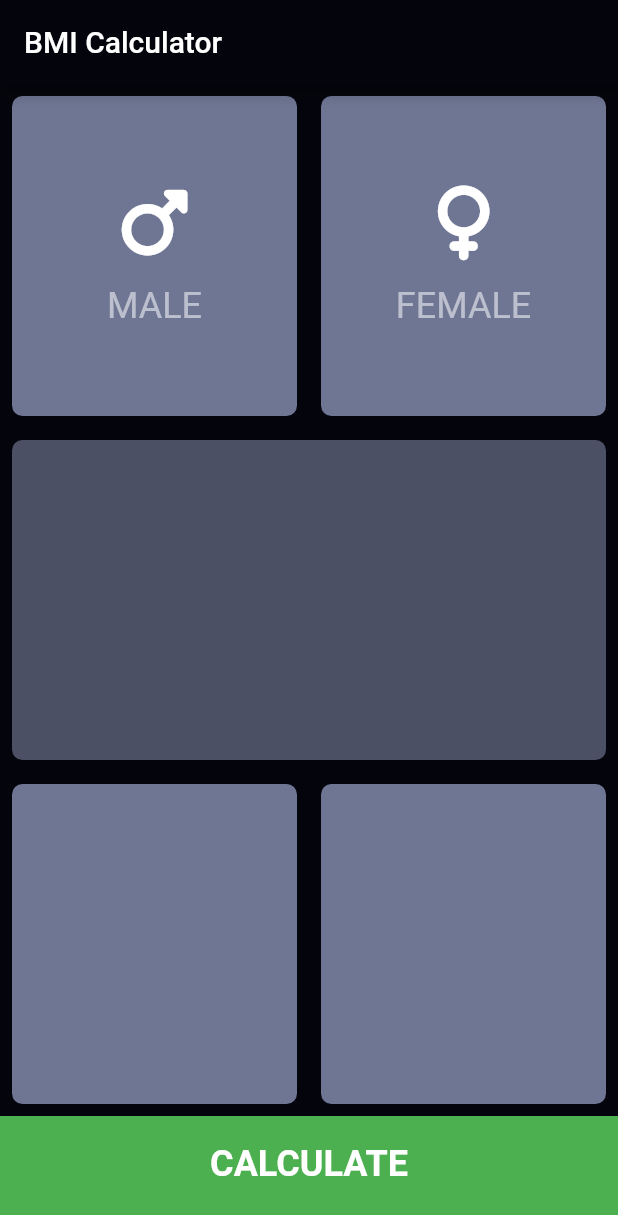
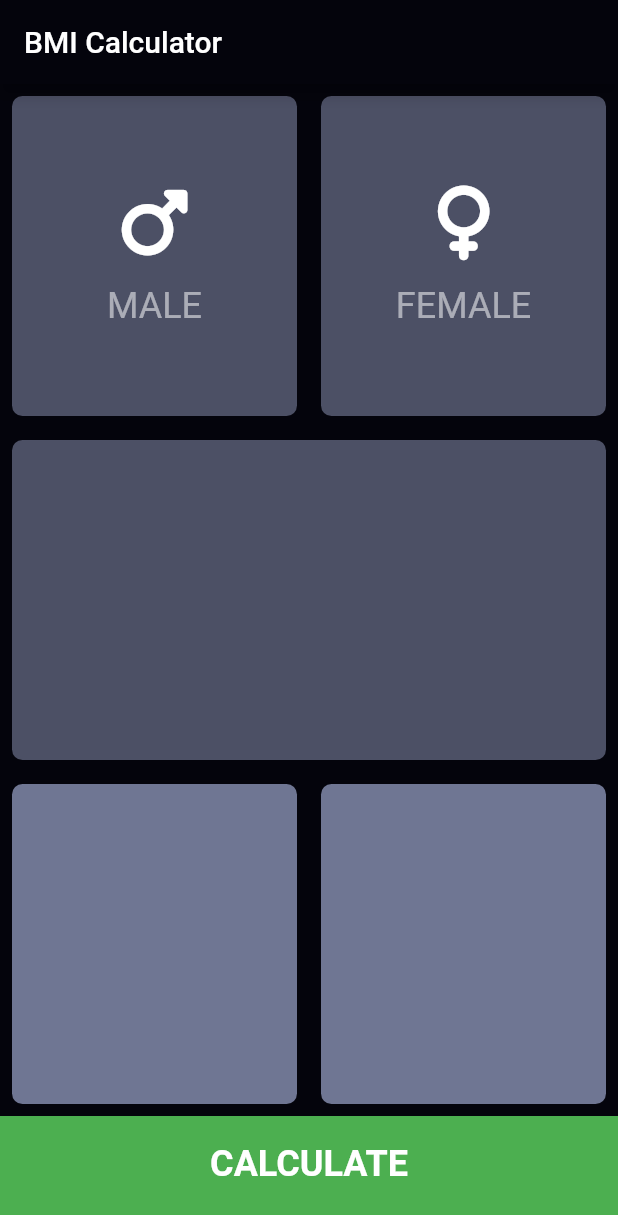
Before and after one commit to oalshokri/bmi_calculator_GSG, a Flutter app: the screen it shows after launch, on a phone screen of 412 x 824 dp. Shown: the top 1215 px of the screen. Run offline on Flutter 3.47's test engine with Material 2 defaults, Android fonts, the phone set to English and light mode, and no system bars; our stand-ins replace font_awesome_flutter.

Commit message:
activate gender buttons

```diff
--- a/lib/home.dart
+++ b/lib/home.dart
@@ -13,6 +13,8 @@ class MyHomePage extends StatefulWidget {
 }
 
 class _MyHomePageState extends State<MyHomePage> {
+  Gender? selectedGender;
+
   @override
   Widget build(BuildContext context) {
     return Scaffold(
@@ -26,14 +28,28 @@ class _MyHomePageState extends State<MyHomePage> {
               crossAxisAlignment: CrossAxisAlignment.stretch,
               children: [
                 MyCard(
-                  color: kActiveColor,
+                  onPressed: () {
+                    setState(() {
+                      selectedGender = Gender.male;
+                    });
+                  },
+                  color: selectedGender == Gender.male
+                      ? kActiveColor
+                      : kInActiveColor,
                   child: CardData(
                     title: 'MALE',
                     icon: FontAwesomeIcons.mars,
                   ),
                 ),
                 MyCard(
-                  color: kActiveColor,
+                  onPressed: () {
+                    setState(() {
+                      selectedGender = Gender.female;
+                    });
+                  },
+                  color: selectedGender == Gender.female
+                      ? kActiveColor
+                      : kInActiveColor,
                   child: CardData(
                     title: 'FEMALE',
                     icon: FontAwesomeIcons.venus,
@@ -74,3 +90,5 @@ class _MyHomePageState extends State<MyHomePage> {
     );
   }
 }
+
+enum Gender { male, female }
```
